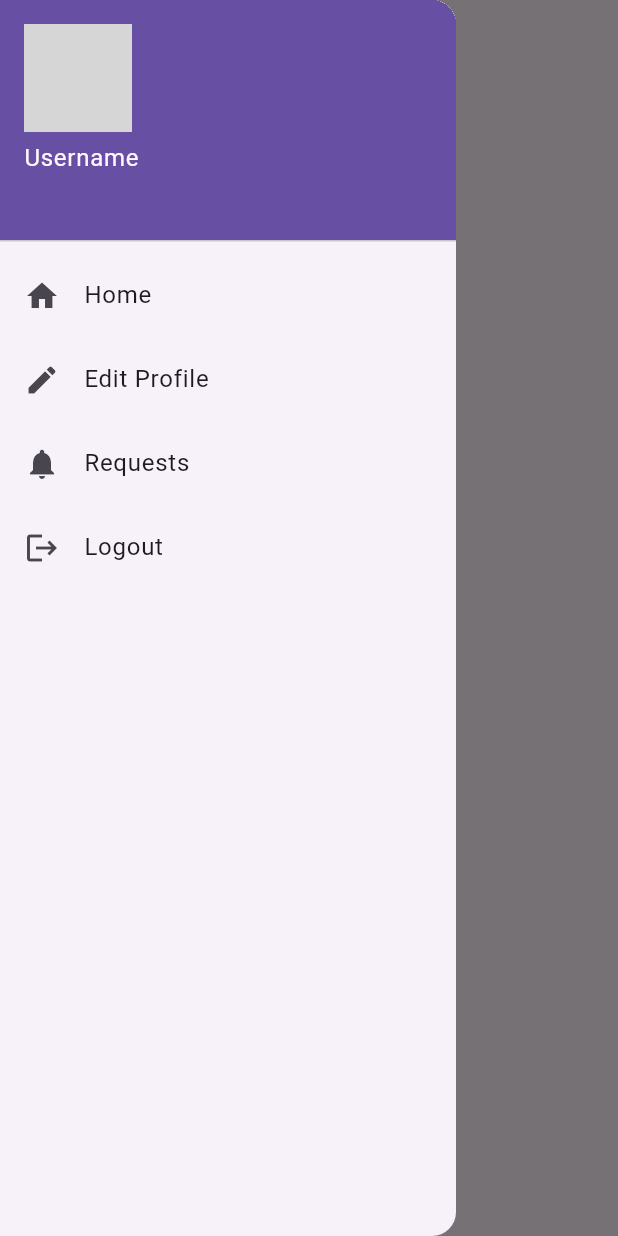
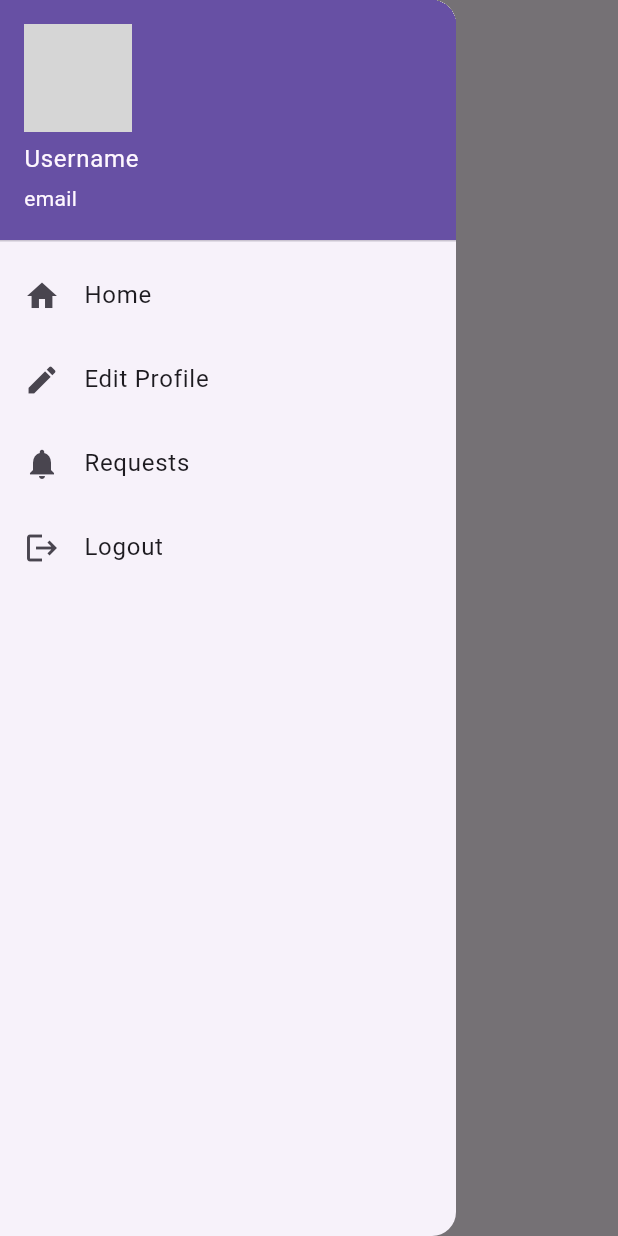
Before and after one commit to AudryVerly/MatchaHolicProjectUTS, a Flutter app: the Home screen opened directly, with the side drawer open, on a phone screen of 412 x 824 dp. Run offline on Flutter 3.47's test engine with Material 3 defaults, Android fonts, the light colour scheme and no system bars; our stand-ins replace shared_preferences; accounts and stored records are empty; network calls fail; grey boxes are pictures that could not be loaded.

Commit message:
fixing drawer profile n filter list mahasiswa
filter list mahasiswa agar user yang lagi login nga ikut ditampilin

```diff
--- a/lib/main.dart
+++ b/lib/main.dart
@@ -99,9 +99,9 @@ class MyDrawer extends StatelessWidget {
         children: <Widget>[
           UserAccountsDrawerHeader(
             accountName: Text(loggedInUser?.name ?? "Username"),
-            accountEmail: Text(active_user),
+            accountEmail: Text(loggedInUser?.email ?? "email"),
             currentAccountPicture: CircleAvatar(
-              backgroundImage: NetworkImage("https://i.pravatar.cc/150"),
+              backgroundImage: NetworkImage(loggedInUser?.photo ?? ""),
             ),
           ),
           ListTile(
@@ -115,7 +115,8 @@ class MyDrawer extends StatelessWidget {
             title: const Text("Edit Profile"),
             leading: const Icon(Icons.edit),
             onTap: () {
-              Navigator.popAndPushNamed(context, 'editprofile');
+              Navigator.pop(context);
+              Navigator.pushNamed(context, 'editprofile');
             },
           ),
           ListTile(
--- a/lib/screen/editprofile.dart
+++ b/lib/screen/editprofile.dart
@@ -43,7 +43,7 @@ class _EditProfileState extends State<Editprofile> {
                 children: [
                   CircleAvatar(
                     radius: 60,
-                    backgroundImage: NetworkImage("https://i.pravatar.cc/150"),
+                    backgroundImage: NetworkImage(loggedInUser?.photo ?? ""),
                   ),
                   const SizedBox(height: 15),
 
```
Also changed, not shown: lib/screen/home.dart (+5 -3 lines), lib/screen/login.dart (+7 -0 lines), lib/screen/detail.dart (line endings or trailing spaces).
